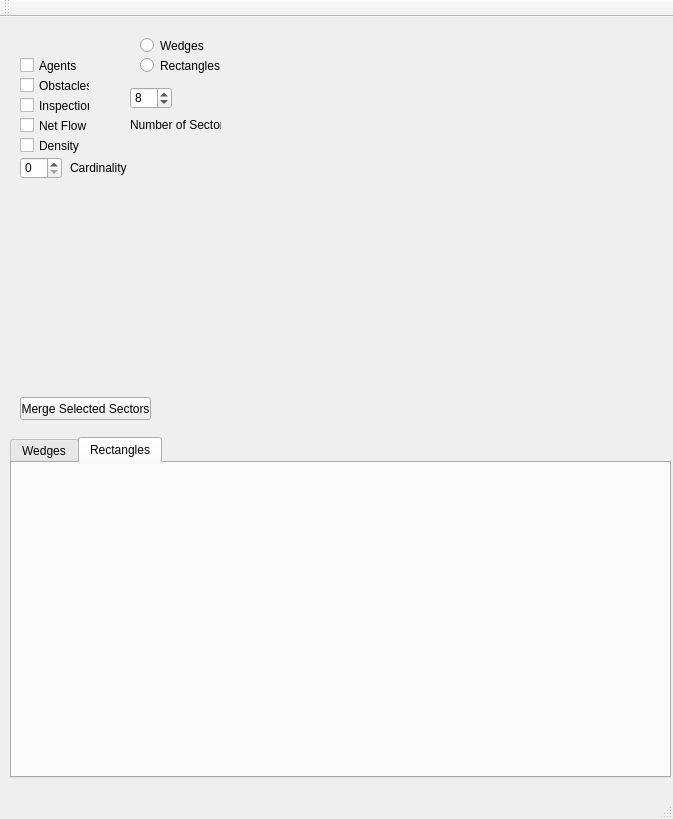
This is AgentRadar/agentradar.ui in imyself/AgentRadar as Qt 5 draws it before an edit. The edited form follows.
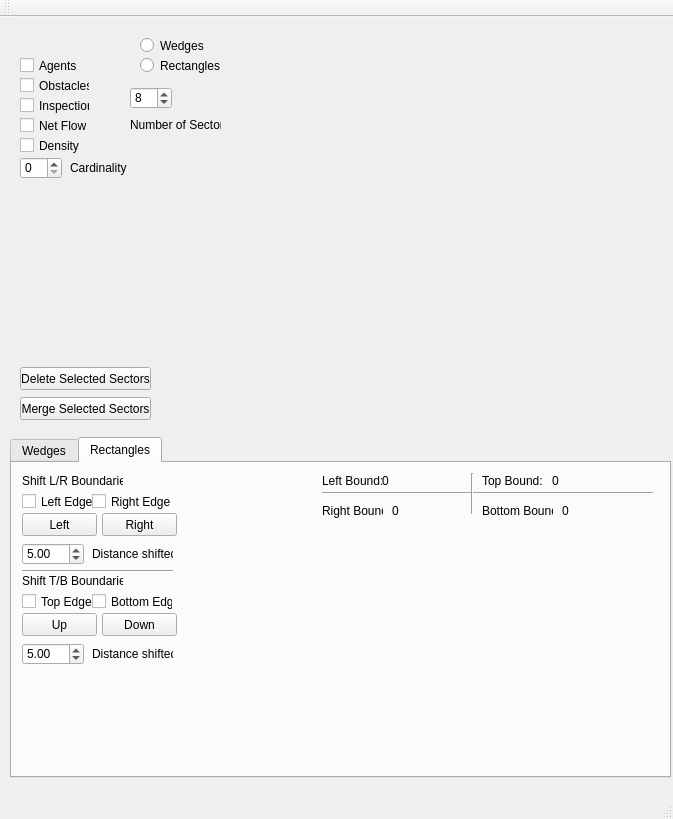
This is the edited form. The open tabs and pages were chosen to show the change. Custom widgets are drawn as their Qt base class.

Diff of the .ui file:
```diff
--- a/AgentRadar/agentradar.ui
+++ b/AgentRadar/agentradar.ui
@@ -533,6 +533,331 @@
      <attribute name="title">
       <string>Rectangles</string>
      </attribute>
+     <widget class="QLabel" name="label_17">
+      <property name="geometry">
+       <rect>
+        <x>10</x>
+        <y>10</y>
+        <width>101</width>
+        <height>16</height>
+       </rect>
+      </property>
+      <property name="text">
+       <string>Shift L/R Boundaries</string>
+      </property>
+     </widget>
+     <widget class="QCheckBox" name="checkBox_8">
+      <property name="geometry">
+       <rect>
+        <x>10</x>
+        <y>30</y>
+        <width>71</width>
+        <height>17</height>
+       </rect>
+      </property>
+      <property name="text">
+       <string>Left Edge</string>
+      </property>
+     </widget>
+     <widget class="QCheckBox" name="checkBox_9">
+      <property name="geometry">
+       <rect>
+        <x>80</x>
+        <y>30</y>
+        <width>81</width>
+        <height>17</height>
+       </rect>
+      </property>
+      <property name="text">
+       <string>Right Edge</string>
+      </property>
+     </widget>
+     <widget class="QPushButton" name="pushButton_8">
+      <property name="geometry">
+       <rect>
+        <x>10</x>
+        <y>50</y>
+        <width>75</width>
+        <height>23</height>
+       </rect>
+      </property>
+      <property name="text">
+       <string>Left</string>
+      </property>
+     </widget>
+     <widget class="QPushButton" name="pushButton_9">
+      <property name="geometry">
+       <rect>
+        <x>90</x>
+        <y>50</y>
+        <width>75</width>
+        <height>23</height>
+       </rect>
+      </property>
+      <property name="text">
+       <string>Right</string>
+      </property>
+     </widget>
+     <widget class="QDoubleSpinBox" name="doubleSpinBox_2">
+      <property name="geometry">
+       <rect>
+        <x>10</x>
+        <y>80</y>
+        <width>62</width>
+        <height>22</height>
+       </rect>
+      </property>
+      <property name="value">
+       <double>5.000000000000000</double>
+      </property>
+     </widget>
+     <widget class="QLabel" name="label_18">
+      <property name="geometry">
+       <rect>
+        <x>80</x>
+        <y>80</y>
+        <width>81</width>
+        <height>21</height>
+       </rect>
+      </property>
+      <property name="text">
+       <string>Distance shifted</string>
+      </property>
+     </widget>
+     <widget class="Line" name="line_4">
+      <property name="geometry">
+       <rect>
+        <x>10</x>
+        <y>100</y>
+        <width>151</width>
+        <height>16</height>
+       </rect>
+      </property>
+      <property name="orientation">
+       <enum>Qt::Horizontal</enum>
+      </property>
+     </widget>
+     <widget class="QLabel" name="label_19">
+      <property name="geometry">
+       <rect>
+        <x>10</x>
+        <y>110</y>
+        <width>101</width>
+        <height>16</height>
+       </rect>
+      </property>
+      <property name="text">
+       <string>Shift T/B Boundaries</string>
+      </property>
+     </widget>
+     <widget class="QCheckBox" name="checkBox_10">
+      <property name="geometry">
+       <rect>
+        <x>10</x>
+        <y>130</y>
+        <width>71</width>
+        <height>17</height>
+       </rect>
+      </property>
+      <property name="text">
+       <string>Top Edge</string>
+      </property>
+     </widget>
+     <widget class="QCheckBox" name="checkBox_11">
+      <property name="geometry">
+       <rect>
+        <x>80</x>
+        <y>130</y>
+        <width>81</width>
+        <height>17</height>
+       </rect>
+      </property>
+      <property name="text">
+       <string>Bottom Edge</string>
+      </property>
+     </widget>
+     <widget class="QPushButton" name="pushButton_10">
+      <property name="geometry">
+       <rect>
+        <x>10</x>
+        <y>150</y>
+        <width>75</width>
+        <height>23</height>
+       </rect>
+      </property>
+      <property name="text">
+       <string>Up</string>
+      </property>
+     </widget>
+     <widget class="QPushButton" name="pushButton_11">
+      <property name="geometry">
+       <rect>
+        <x>90</x>
+        <y>150</y>
+        <width>75</width>
+        <height>23</height>
+       </rect>
+      </property>
+      <property name="text">
+       <string>Down</string>
+      </property>
+     </widget>
+     <widget class="QDoubleSpinBox" name="doubleSpinBox_3">
+      <property name="geometry">
+       <rect>
+        <x>10</x>
+        <y>180</y>
+        <width>62</width>
+        <height>22</height>
+       </rect>
+      </property>
+      <property name="value">
+       <double>5.000000000000000</double>
+      </property>
+     </widget>
+     <widget class="QLabel" name="label_20">
+      <property name="geometry">
+       <rect>
+        <x>80</x>
+        <y>180</y>
+        <width>81</width>
+        <height>21</height>
+       </rect>
+      </property>
+      <property name="text">
+       <string>Distance shifted</string>
+      </property>
+     </widget>
+     <widget class="QLabel" name="label_21">
+      <property name="geometry">
+       <rect>
+        <x>550</x>
+        <y>40</y>
+        <width>46</width>
+        <height>16</height>
+       </rect>
+      </property>
+      <property name="text">
+       <string>0</string>
+      </property>
+     </widget>
+     <widget class="Line" name="line_5">
+      <property name="geometry">
+       <rect>
+        <x>310</x>
+        <y>20</y>
+        <width>331</width>
+        <height>21</height>
+       </rect>
+      </property>
+      <property name="orientation">
+       <enum>Qt::Horizontal</enum>
+      </property>
+     </widget>
+     <widget class="QLabel" name="label_25">
+      <property name="geometry">
+       <rect>
+        <x>310</x>
+        <y>40</y>
+        <width>61</width>
+        <height>16</height>
+       </rect>
+      </property>
+      <property name="text">
+       <string>Right Bound:</string>
+      </property>
+     </widget>
+     <widget class="Line" name="line_6">
+      <property name="geometry">
+       <rect>
+        <x>450</x>
+        <y>10</y>
+        <width>20</width>
+        <height>41</height>
+       </rect>
+      </property>
+      <property name="orientation">
+       <enum>Qt::Vertical</enum>
+      </property>
+     </widget>
+     <widget class="QLabel" name="label_24">
+      <property name="geometry">
+       <rect>
+        <x>470</x>
+        <y>40</y>
+        <width>71</width>
+        <height>16</height>
+       </rect>
+      </property>
+      <property name="text">
+       <string>Bottom Bound:</string>
+      </property>
+     </widget>
+     <widget class="QLabel" name="label_23">
+      <property name="geometry">
+       <rect>
+        <x>540</x>
+        <y>10</y>
+        <width>46</width>
+        <height>16</height>
+       </rect>
+      </property>
+      <property name="text">
+       <string>0</string>
+      </property>
+     </widget>
+     <widget class="QLabel" name="label_28">
+      <property name="geometry">
+       <rect>
+        <x>470</x>
+        <y>10</y>
+        <width>61</width>
+        <height>16</height>
+       </rect>
+      </property>
+      <property name="text">
+       <string>Top Bound:</string>
+      </property>
+     </widget>
+     <widget class="QLabel" name="label_22">
+      <property name="geometry">
+       <rect>
+        <x>310</x>
+        <y>10</y>
+        <width>61</width>
+        <height>16</height>
+       </rect>
+      </property>
+      <property name="text">
+       <string>Left Bound:</string>
+      </property>
+     </widget>
+     <widget class="QLabel" name="label_27">
+      <property name="geometry">
+       <rect>
+        <x>380</x>
+        <y>40</y>
+        <width>46</width>
+        <height>16</height>
+       </rect>
+      </property>
+      <property name="text">
+       <string>0</string>
+      </property>
+     </widget>
+     <widget class="QLabel" name="label_26">
+      <property name="geometry">
+       <rect>
+        <x>370</x>
+        <y>10</y>
+        <width>46</width>
+        <height>16</height>
+       </rect>
+      </property>
+      <property name="text">
+       <string>0</string>
+      </property>
+     </widget>
     </widget>
    </widget>
    <widget class="QPushButton" name="pushButton_5">
@@ -603,6 +928,19 @@
      <string>Number of Sectors</string>
     </property>
    </widget>
+   <widget class="QPushButton" name="pushButton_12">
+    <property name="geometry">
+     <rect>
+      <x>20</x>
+      <y>350</y>
+      <width>131</width>
+      <height>23</height>
+     </rect>
+    </property>
+    <property name="text">
+     <string>Delete Selected Sectors</string>
+    </property>
+   </widget>
   </widget>
   <widget class="QMenuBar" name="menuBar">
    <property name="geometry">
```
Left out of the diff: 345 changed lines with no effect on the pictures.
